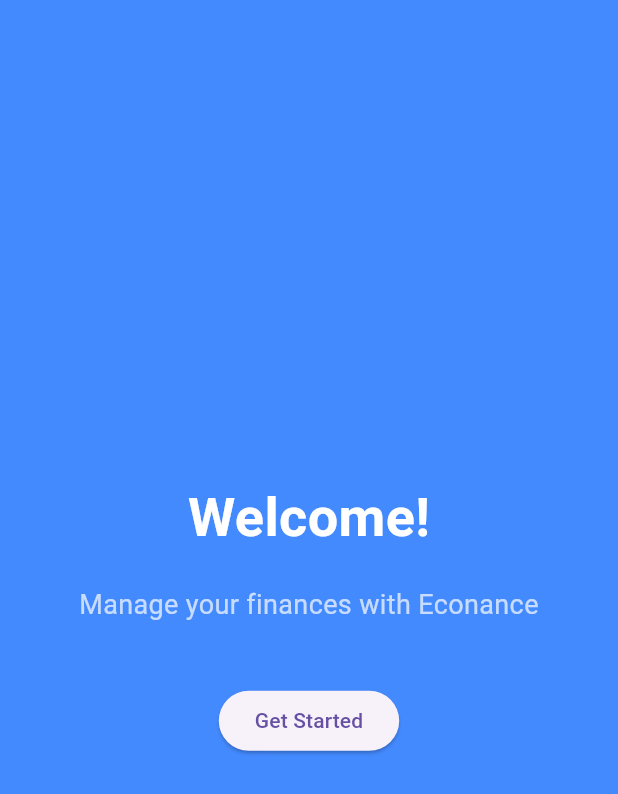
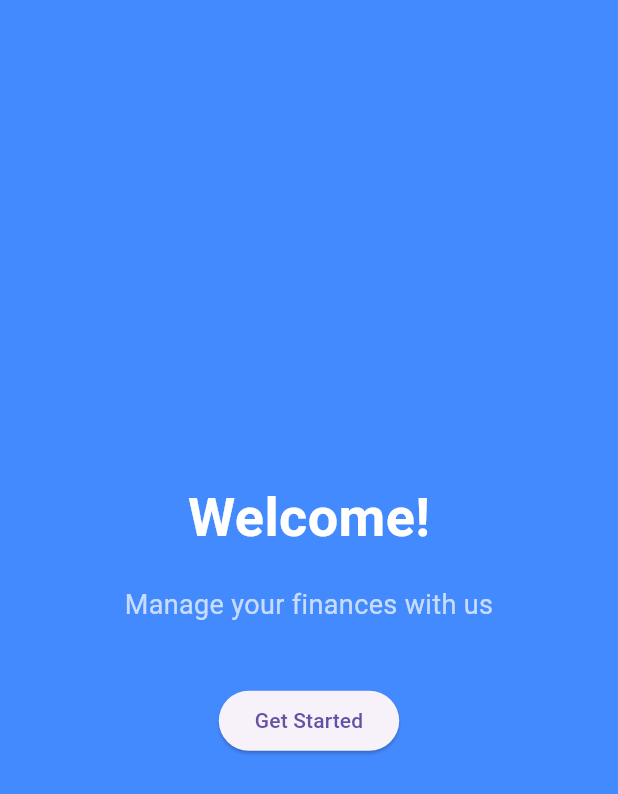
Before and after one commit to omatheusolegario/econance-app, a Flutter app: the screen it shows after launch, on a phone screen of 412 x 824 dp. Shown: the top 794 px of the screen. Run offline on Flutter 3.47's test engine with Material 3 defaults, Android fonts, the phone set to English and light mode, and no system bars; our stand-ins replace firebase_core; accounts and stored records are empty.

Commit message:
testing welcome page

```diff
--- a/lib/welcome_page.dart
+++ b/lib/welcome_page.dart
@@ -21,7 +21,7 @@ class WelcomePage extends StatelessWidget {
             ),
             const SizedBox(height: 20),
             const Text(
-              "Manage your finances with Econance",
+              "Manage your finances with us",
               style: TextStyle(fontSize: 18, color: Colors.white70),
               textAlign: TextAlign.center,
             ),
```
